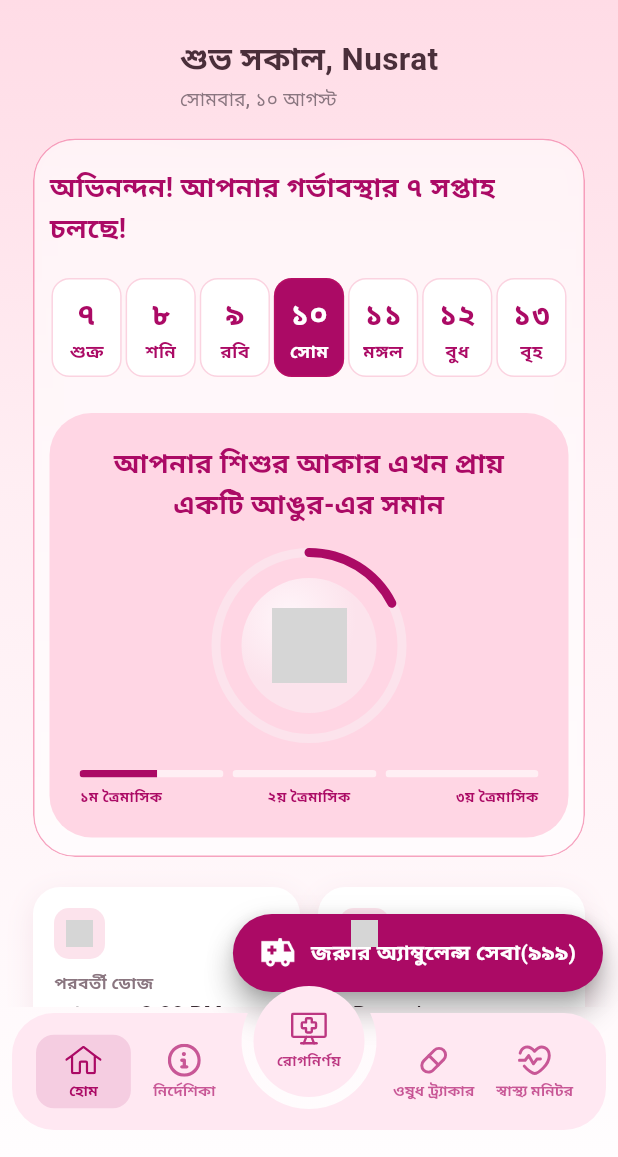
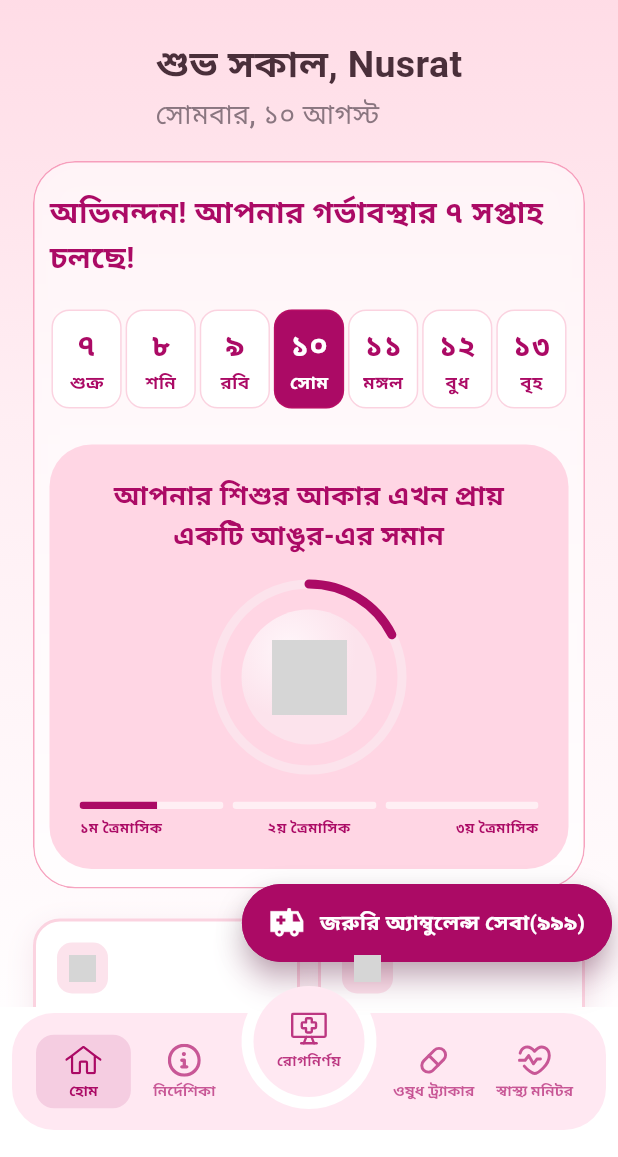
Before and after one commit to apt-install-alvi/Cradle, a Flutter app: the DashboardScreen screen opened by its route, on a phone screen of 412 x 824 dp, the part 79-1236 px from its top. Run offline on Flutter 3.47's test engine with Material 3 defaults, Android fonts, the phone set to English and light mode, and no system bars; our stand-ins replace flutter_svg, flutter_tts, google_fonts, image_picker, share_plus, shared_preferences; accounts and stored records are empty; Roboto replaces fonts that are missing (Gentium Book Plus); grey boxes are pictures that could not be loaded.

Commit message:
Adjusted font size for all dashboard elements

```diff
--- a/frontend/cradle_app/lib/pages/dashboard/dashboard_page.dart
+++ b/frontend/cradle_app/lib/pages/dashboard/dashboard_page.dart
@@ -26,7 +26,7 @@ class DashboardScreen extends StatelessWidget {
     return Scaffold(
         bottomNavigationBar: const DashboardBottomNav(),
         backgroundColor: Colors.transparent,
-        extendBody: true,
+        // extendBody: true,
 
       body: Stack(
         children: [
@@ -43,7 +43,7 @@ class DashboardScreen extends StatelessWidget {
                 22,
                 10,
                 22,
-                20,
+                130,
               ),
 
               child: Column(
@@ -137,7 +137,7 @@ class DashboardScreen extends StatelessWidget {
                   // Greeting
                   //--------------------------------------------------
 
-                  // TODO(Nek): wire userName to a profile provider once available
+                  // TODO: wire userName to a profile provider once available
                   const GreetingHeader(userName: "Nusrat"),
 
                   const SizedBox(height: 18),
@@ -177,19 +177,6 @@ class DashboardScreen extends StatelessWidget {
                   //--------------------------------------------------
 
                   const MoodCard(),
-                  //--------------------------------------------------
-                  // Pregnancy Card
-                  //--------------------------------------------------
-
-                  const PregnancyCard(),
-
-                  const SizedBox(height: 28),
-
-                  //--------------------------------------------------
-                  // Mood Card
-                  //--------------------------------------------------
-
-                  const MoodCard(),
                 ],
               ),
             ),
@@ -197,12 +184,13 @@ class DashboardScreen extends StatelessWidget {
         ),
 
         Positioned(
-          right: 10,
-          bottom: 10, // Sits just above the bottom navigation bar
-          child: SafeArea(
+          right: 4,
+          bottom: 30, // Sits just above the bottom navigation bar
+          // child: SafeArea(
             child: Material(
               elevation: 8,
-              color: Colors.transparent,
+              color: primaryPink,
+              shadowColor: primaryPink.withValues(alpha: .4),
               borderRadius: BorderRadius.circular(50),
               child: InkWell(
                 borderRadius: BorderRadius.circular(50),
@@ -241,8 +229,9 @@ class DashboardScreen extends StatelessWidget {
                       ),
                       const SizedBox(width: 10),
 
-                      Flexible(
-                        child: Consumer<LanguageProvider>(
+                      // Flexible(
+                        // child: Consumer<LanguageProvider>(
+                          Consumer<LanguageProvider>(
                           builder: (_, languageProvider, _) {
                             return Text(
                               languageProvider.isBangla
@@ -256,14 +245,14 @@ class DashboardScreen extends StatelessWidget {
                             );
                           },
                         ),
-                      ),
+                      // ),
                     ],
                   ),
                 ),
               ),
             ),
           ),
-        ),
+        // ),
       ],
     ));
   }
--- a/frontend/cradle_app/lib/pages/dashboard/widgets/greeting_header.dart
+++ b/frontend/cradle_app/lib/pages/dashboard/widgets/greeting_header.dart
@@ -55,14 +55,14 @@ class GreetingHeader extends StatelessWidget {
           '${_greetingWord(isBangla, now.hour)}, $userName',
           style: GoogleFonts.gentiumBookPlus(
             fontWeight: FontWeight.w700,
-            fontSize: 21,
+            fontSize: 25,
             color: const Color(0xFF4A2F3A),
           ),
         ),
         const SizedBox(height: 2),
         Text(
           _formattedDate(isBangla, now),
-          style: const TextStyle(fontSize: 12.5, fontWeight: FontWeight.w500, color: Color(0xFF8A7680)),
+          style: const TextStyle(fontSize: 18, fontWeight: FontWeight.w500, color: Color(0xFF8A7680)),
         ),
       ],
     );
--- a/frontend/cradle_app/lib/pages/dashboard/widgets/pregnancy_card.dart
+++ b/frontend/cradle_app/lib/pages/dashboard/widgets/pregnancy_card.dart
@@ -67,7 +67,7 @@ class PregnancyCard extends StatelessWidget {
                 isBangla
                     ? "অভিনন্দন! আপনার গর্ভাবস্থার ${toBanglaDigits(weeksPregnant)} সপ্তাহ চলছে!"
                     : "Congratulations! You are $weeksPregnant weeks pregnant!",
-                style: GoogleFonts.gentiumBookPlus(fontWeight: FontWeight.bold, fontSize: 18, color: primaryPink),
+                style: GoogleFonts.gentiumBookPlus(fontWeight: FontWeight.bold, fontSize: 20, color: primaryPink),
               ),
 
               const SizedBox(height: 20),
--- a/frontend/cradle_app/lib/pages/dashboard/widgets/quick_status_card.dart
+++ b/frontend/cradle_app/lib/pages/dashboard/widgets/quick_status_card.dart
@@ -28,6 +28,10 @@ class QuickStatusCard extends StatelessWidget {
           padding: const EdgeInsets.all(14),
           decoration: BoxDecoration(
             color: Colors.white,
+            border: Border.all(
+              color: Colors.pink.withAlpha(50),
+              width: 2
+              ),
             borderRadius: BorderRadius.circular(18),
             boxShadow: const [
               BoxShadow(color: Color(0x29C87896), blurRadius: 16, offset: Offset(0, 6)),
@@ -40,16 +44,18 @@ class QuickStatusCard extends StatelessWidget {
               Container(
                 width: 34,
                 height: 34,
-                decoration: BoxDecoration(color: const Color(0xFFFCE3EC), borderRadius: BorderRadius.circular(10)),
+                decoration: BoxDecoration(
+                  color: const Color(0xFFFCE3EC),
+                  borderRadius: BorderRadius.circular(10)),
                 padding: const EdgeInsets.all(8),
-                child: Image.asset(iconPath, fit: BoxFit.contain, colorFilter: const ColorFilter.mode(_brand, BlendMode.srcIn)),
+                child: Image.asset(iconPath, fit: BoxFit.contain, color: _brand, colorBlendMode: BlendMode.srcIn),
               ),
               const SizedBox(height: 8),
-              Text(label, style: const TextStyle(fontSize: 11, fontWeight: FontWeight.w700, color: Color(0xFF8A7680), letterSpacing: .3)),
+              Text(label, style: const TextStyle(fontSize: 12, fontWeight: FontWeight.w700, color: Color(0xFF8A7680), letterSpacing: .3)),
               const SizedBox(height: 2),
-              Text(value, maxLines: 1, overflow: TextOverflow.ellipsis, style: const TextStyle(fontSize: 14, fontWeight: FontWeight.w700, color: Color(0xFF3A2C33))),
+              Text(value, maxLines: 1, overflow: TextOverflow.ellipsis, style: const TextStyle(fontSize: 16, fontWeight: FontWeight.w700, color: Color(0xFF3A2C33))),
               const SizedBox(height: 2),
-              Text(sub, maxLines: 1, overflow: TextOverflow.ellipsis, style: const TextStyle(fontSize: 11.5, fontWeight: FontWeight.w500, color: Color(0xFF8A7680))),
+              Text(sub, maxLines: 1, overflow: TextOverflow.ellipsis, style: const TextStyle(fontSize: 13, fontWeight: FontWeight.w500, color: Color(0xFF8A7680))),
             ],
           ),
         ),
```
